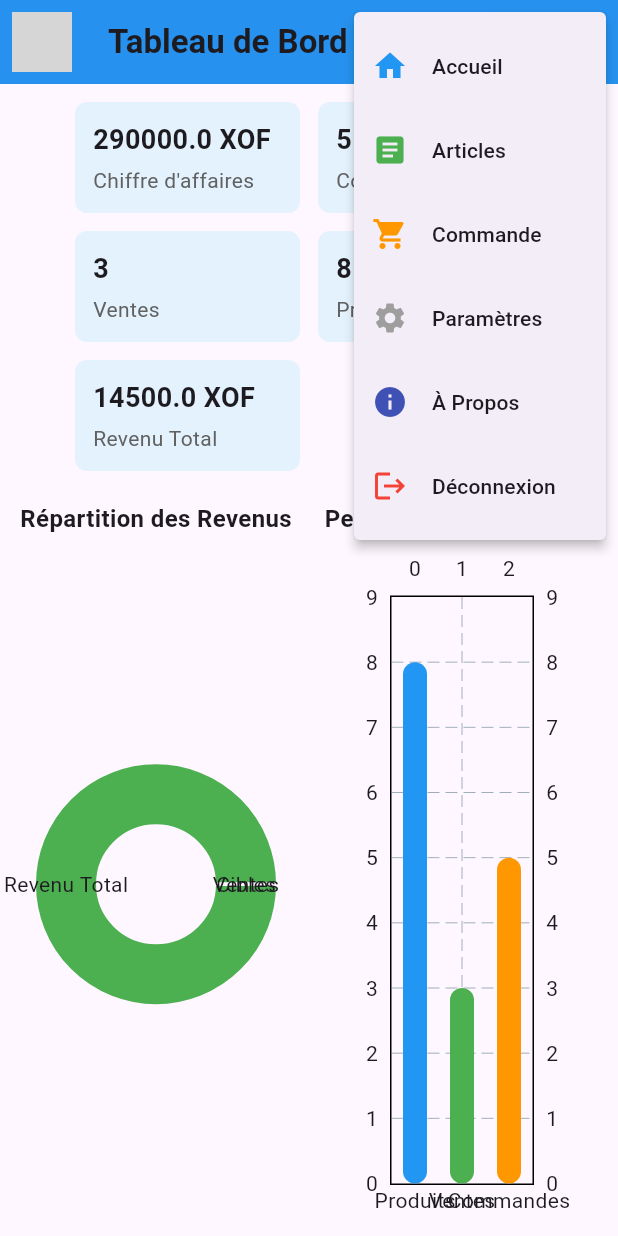
After one commit to Papetine221/FluStockX, a Flutter app: the DashboardScreen screen opened by its route, after a tap on the "menu" icon, on a phone screen of 412 x 824 dp. The commit adds this screen. Run offline on Flutter 3.47's test engine with Material 3 defaults, Android fonts, the phone set to English and light mode, and no system bars; drawn by our look-alikes of fl_chart; our stand-ins replace flutter_riverpod, go_router; grey boxes are pictures that could not be loaded.

Commit message:
2nd commit

```diff
--- /dev/null
+++ b/lib/models/dashboard_model.dart
@@ -0,0 +1,39 @@
+class DashboardModel {
+  final double chiffreAffaires;
+  final int commandes;
+  final int ventes;
+  final int produits;
+  final double revenuTotal;
+  final int cibles;
+
+  DashboardModel({
+    required this.chiffreAffaires,
+    required this.commandes,
+    required this.ventes,
+    required this.produits,
+    required this.revenuTotal,
+    required this.cibles,
+  });
+
+  factory DashboardModel.fromJson(Map<String, dynamic> json) {
+    return DashboardModel(
+      chiffreAffaires: (json['chiffre_affaires'] ?? 0).toDouble(),
+      commandes: json['commandes'] ?? 0,
+      ventes: json['ventes'] ?? 0,
+      produits: json['produits'] ?? 0,
+      revenuTotal: (json['revenu_total'] ?? 0).toDouble(),
+      cibles: json['cibles'] ?? 0,
+    );
+  }
+
+  Map<String, dynamic> toJson() {
+    return {
+      "chiffre_affaires": chiffreAffaires,
+      "commandes": commandes,
+      "ventes": ventes,
+      "produits": produits,
+      "revenu_total": revenuTotal,
+      "cibles": cibles,
+    };
+  }
+}
--- /dev/null
+++ b/lib/screens/fonctionnalites_screen/dashboard_screen.dart
@@ -0,0 +1,274 @@
+import 'package:flutter/material.dart';
+import 'package:techstock/models/dashboard_model.dart';
+
+import 'package:fl_chart/fl_chart.dart';
+
+
+class DashboardScreen extends StatefulWidget {
+  static const routeName = '/dashboard';
+
+  const DashboardScreen({Key? key}) : super(key: key);
+
+  @override
+  State<DashboardScreen> createState() => _DashboardScreenState();
+}
+
+class _DashboardScreenState extends State<DashboardScreen> {
+  DashboardModel? dashboard;
+  bool isLoading = true;
+
+  @override
+  void initState() {
+    super.initState();
+    loadStaticData();
+  }
+
+  void loadStaticData() {
+    setState(() {
+      dashboard = DashboardModel.fromJson({
+        "chiffre_affaires": 290000,
+        "commandes": 5,
+        "ventes": 3,
+        "produits": 8,
+        "revenu_total": 14500,
+        "cibles": 2,
+      });
+
+      isLoading = false;
+    });
+  }
+
+  @override
+  Widget build(BuildContext context) {
+    return Scaffold(
+      appBar: AppBar(
+        backgroundColor: Colors.blue,
+        elevation: 2,
+        leading: Padding(
+          padding: const EdgeInsets.all(8.0),
+          child: Image.asset(
+            'assets/logo.png',
+            fit: BoxFit.contain,
+          ),
+        ),
+        title: const Text(
+          'Tableau de Bord',
+          style: TextStyle(fontWeight: FontWeight.bold),
+        ),
+        actions: [
+          PopupMenuButton<String>(
+            icon: const Icon(Icons.menu),
+            onSelected: (value) {
+              switch (value) {
+                case 'Accueil':
+                  Navigator.pushNamed(context, '/accueil');
+                  break;
+                case 'Articles':
+                  Navigator.pushNamed(context, '/articles');
+                  break;
+                case 'Commande':
+                  Navigator.pushNamed(context, '/commande');
+                  break;
+                case 'Paramètres':
+                  Navigator.pushNamed(context, '/parametres');
+                  break;
+                case 'À Propos':
+                  Navigator.pushNamed(context, '/apropos');
+                  break;
+                case 'Déconnexion':
+                  ScaffoldMessenger.of(context).showSnackBar(
+                    const SnackBar(content: Text('Déconnecté')),
+                  );
+                  break;
+              }
+            },
+            itemBuilder: (BuildContext context) {
+              return [
+                const PopupMenuItem<String>(
+                  value: 'Accueil',
+                  child: ListTile(
+                    leading: Icon(Icons.home, color: Colors.blue),
+                    title: Text('Accueil'),
+                  ),
+                ),
+                const PopupMenuItem<String>(
+                  value: 'Articles',
+                  child: ListTile(
+                    leading: Icon(Icons.article, color: Colors.green),
+                    title: Text('Articles'),
+                  ),
+                ),
+                const PopupMenuItem<String>(
+                  value: 'Commande',
+                  child: ListTile(
+                    leading: Icon(Icons.shopping_cart, color: Colors.orange),
+                    title: Text('Commande'),
+                  ),
+                ),
+                const PopupMenuItem<String>(
+                  value: 'Paramètres',
+                  child: ListTile(
+                    leading: Icon(Icons.settings, color: Colors.grey),
+                    title: Text('Paramètres'),
+                  ),
+                ),
+                const PopupMenuItem<String>(
+                  value: 'À Propos',
+                  child: ListTile(
+                    leading: Icon(Icons.info, color: Colors.indigo),
+                    title: Text('À Propos'),
+                  ),
+                ),
+                const PopupMenuItem<String>(
+                  value: 'Déconnexion',
+                  child: ListTile(
+                    leading: Icon(Icons.logout, color: Colors.red),
+                    title: Text('Déconnexion'),
+                  ),
+                ),
+              ];
+            },
+          ),
+        ],
+      ),
+
+      body: isLoading || dashboard == null
+          ? const Center(child: CircularProgressIndicator())
+          : Padding(
+        padding: const EdgeInsets.all(12.0),
+        child: Column(
+          children: [
+            Wrap(
+              spacing: 12,
+              runSpacing: 12,
+              children: [
+                buildSummaryCard('${dashboard!.chiffreAffaires} XOF', 'Chiffre d\'affaires'),
+                buildSummaryCard('${dashboard!.commandes}', 'Commandes'),
+                buildSummaryCard('${dashboard!.ventes}', 'Ventes'),
+                buildSummaryCard('${dashboard!.produits}', 'Produits'),
+                buildSummaryCard('${dashboard!.revenuTotal} XOF', 'Revenu Total'),
+              ],
+            ),
+            const SizedBox(height: 20),
+
+            Expanded(
+              child: Row(
+                children: [
+                  Expanded(child: buildPieChart()),
+                  const SizedBox(width: 20),
+                  Expanded(child: buildBarChart()),
+                ],
+              ),
+            ),
+          ],
+        ),
+      ),
+    );
+  }
+
+  Widget buildSummaryCard(String value, String label) {
+    return Container(
+      width: 150,
+      padding: const EdgeInsets.all(12),
+      decoration: BoxDecoration(
+        color: Colors.blue.shade50,
+        borderRadius: BorderRadius.circular(8),
+      ),
+      child: Column(
+        crossAxisAlignment: CrossAxisAlignment.start,
+        children: [
+          Text(value, style: const TextStyle(fontSize: 18, fontWeight: FontWeight.bold)),
+          const SizedBox(height: 4),
+          Text(label, style: TextStyle(color: Colors.grey[700])),
+        ],
+      ),
+    );
+  }
+
+  Widget buildPieChart() {
+    return Column(
+      children: [
+        const Text('Répartition des Revenus', style: TextStyle(fontSize: 16, fontWeight: FontWeight.bold)),
+        const SizedBox(height: 10),
+        Expanded(
+          child: PieChart(
+            PieChartData(
+              sectionsSpace: 2,
+              centerSpaceRadius: 40,
+              sections: [
+                PieChartSectionData(
+                  value: dashboard!.revenuTotal,
+                  color: Colors.green,
+                  title: 'Revenu Total',
+                ),
+                PieChartSectionData(
+                  value: dashboard!.ventes.toDouble(),
+                  color: Colors.red,
+                  title: 'Ventes',
+                ),
+                PieChartSectionData(
+                  value: dashboard!.cibles.toDouble(),
+                  color: Colors.grey,
+                  title: 'Cibles',
+                ),
+              ],
+            ),
+          ),
+        ),
+      ],
+    );
+  }
+
+  Widget buildBarChart() {
+    double produits = dashboard!.produits.toDouble();
+    double ventes = dashboard!.ventes.toDouble();
+    double commandes = dashboard!.commandes.toDouble();
+
+    double maxY = [produits, ventes, commandes].reduce((a, b) => a > b ? a : b) + 1;
+
+    return Column(
+      children: [
+        const Text('Performance des Ventes', style: TextStyle(fontSize: 16, fontWeight: FontWeight.bold)),
+        const SizedBox(height: 10),
+
+        Expanded(
+          child: BarChart(
+            BarChartData(
+              maxY: maxY,
+              alignment: BarChartAlignment.spaceAround,
+              barGroups: [
+                BarChartGroupData(
+                  x: 0,
+                  barRods: [BarChartRodData(toY: produits, color: Colors.blue, width: 16)],
+                ),
+                BarChartGroupData(
+                  x: 1,
+                  barRods: [BarChartRodData(toY: ventes, color: Colors.green, width: 16)],
+                ),
+                BarChartGroupData(
+                  x: 2,
+                  barRods: [BarChartRodData(toY: commandes, color: Colors.orange, width: 16)],
+                ),
+              ],
+              titlesData: FlTitlesData(
+                bottomTitles: AxisTitles(
+                  sideTitles: SideTitles(
+                    showTitles: true,
+                    getTitlesWidget: (v, _) {
+                      switch (v.toInt()) {
+                        case 0: return const Text('Produits');
+                        case 1: return const Text('Ventes');
+                        case 2: return const Text('Commandes');
+                      }
+                      return const Text('');
+                    },
+                  ),
+                ),
+              ),
+            ),
+          ),
+        ),
+      ],
+    );
+  }
+}
--- a/lib/screens/login_screen.dart
+++ b/lib/screens/login_screen.dart
@@ -1,5 +1,6 @@
 import 'package:flutter/material.dart';
 import 'package:techstock/screens/register_screen.dart';
+import 'package:techstock/widgets/main_app_bar.dart';
 
 /// Un StatefulWidget pour l'écran de création de signalement.
 /// On utilise un StatefulWidget car un formulaire est par nature interactif :
@@ -50,6 +51,7 @@ class _LoginScreenState extends State<LoginScreen> {
   Widget build(BuildContext context) {
     return Scaffold(
       backgroundColor: const Color(0xFFF4F6F8),
+      appBar: const MainAppBar(),
       body: SafeArea(
         child: Center(
           child: SingleChildScrollView(
--- a/lib/screens/register_screen.dart
+++ b/lib/screens/register_screen.dart
@@ -1,5 +1,6 @@
 // Créez le fichier : lib/screens/report_screen.dart
 import 'package:flutter/material.dart';
+import 'package:techstock/widgets/main_app_bar.dart';
 /// Un StatefulWidget pour l'écran de création de signalement.
 /// On utilise un StatefulWidget car un formulaire est par nature interactif :
 /// il doit se souvenir de ce que l'utilisateur tape dans les champs.
@@ -54,6 +55,7 @@ class _RegisterScreenState extends State<RegisterScreen> {
   Widget build(BuildContext context) {
     return Scaffold(
       backgroundColor: const Color(0xFFF4F6F8),
+      appBar: const MainAppBar(),
       body: SafeArea(
         child: Center(
           child: SingleChildScrollView(
--- a/lib/screens/tarif_screen.dart
+++ b/lib/screens/tarif_screen.dart
@@ -1,4 +1,5 @@
 import 'package:flutter/material.dart';
+import 'package:techstock/widgets/main_app_bar.dart';
 
 
 class TarifScreen extends StatelessWidget {
@@ -9,9 +10,10 @@ class TarifScreen extends StatelessWidget {
   @override
   Widget build(BuildContext context) {
     return Scaffold(
-      backgroundColor: Colors.deepOrange,
+      backgroundColor: Colors.white,
+      appBar: const MainAppBar(),
       body: ListView(
-        padding: EdgeInsets.all(20),
+        padding: const EdgeInsets.all(20),
         children: [
           Card(
             shape: RoundedRectangleBorder(
--- a/pubspec.yaml
+++ b/pubspec.yaml
@@ -35,6 +35,7 @@ dependencies:
   # Use with the CupertinoIcons class for iOS style icons.
   cupertino_icons: ^1.0.8
   go_router: ^17.0.0
+  fl_chart: ^0.68.0
   flutter_riverpod: ^3.0.3
 
 dev_dependencies:
```
Also changed, not shown: lib/main.dart (+7 -0 lines), lib/screens/about_screen.dart (+2 -15 lines), lib/screens/fonctionnalites_screen.dart (+24 -10 lines), lib/screens/fonctionnalites_screen/gestion_client_screen.dart (+4 -3 lines), lib/screens/fonctionnalites_screen/gestion_stock_screen.dart (+5 -3 lines), lib/widgets/main_app_bar.dart (added, +149 -0 lines), pubspec.lock.
